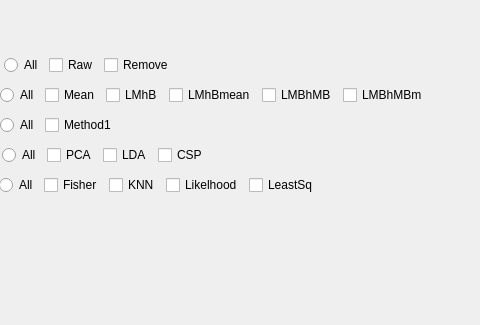
Old version of the form UI/BulkDetection.ui in the repository ranianr/bAnalyzer; both pictures show x 123 to 603 and y 0 to 325 of the 841 by 325 pixel window.
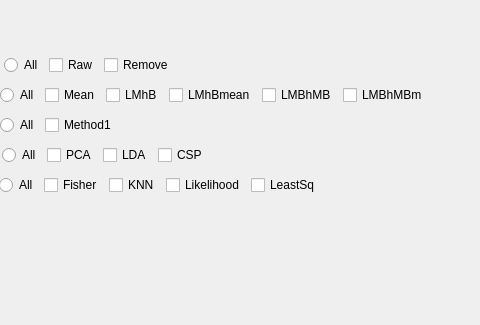
New version of the form.

```diff
--- a/UI/BulkDetection.ui
+++ b/UI/BulkDetection.ui
@@ -413,7 +413,7 @@
     <item>
      <widget class="QCheckBox" name="likelhoodCB">
       <property name="text">
-       <string>Likelhood</string>
+       <string>Likelihood</string>
       </property>
      </widget>
     </item>
```
Left out of the diff: 30 changed lines with no effect on the pictures.
